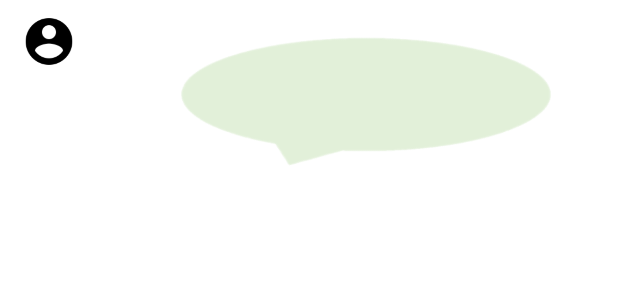
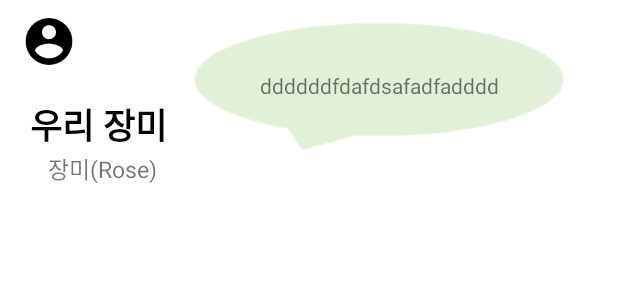
Before and after one commit to choi-jeongwon/ComPlant, an Android app: the layout fragment_main.xml on its own in the app's theme, with its tools: preview values and no code run, on a phone screen of 412 x 824 dp. Shown: the top 300 px of the screen. Run offline under Robolectric (Android 15) with nearby library versions, the phone set to English and light mode, and no system bars.

Commit message:
fragment_main.xml의 speech_box_text, plant_name, plant_type 추가

```diff
--- a/app/build.gradle
+++ b/app/build.gradle
@@ -40,5 +40,7 @@ dependencies {
     testImplementation 'junit:junit:4.12'
     androidTestImplementation 'androidx.test.ext:junit:1.1.2'
     androidTestImplementation 'androidx.test.espresso:espresso-core:3.3.0'
+    implementation fileTree(dir: 'libs', include: ['*.jar'])
+    implementation 'de.hdodenhof:circleimageview:3.1.0'
 
 }
--- a/app/src/main/res/layout/fragment_main.xml
+++ b/app/src/main/res/layout/fragment_main.xml
@@ -1,6 +1,7 @@
 <?xml version="1.0" encoding="utf-8"?>
 <RelativeLayout xmlns:android="http://schemas.android.com/apk/res/android"
     xmlns:app="http://schemas.android.com/apk/res-auto"
+    xmlns:tools="http://schemas.android.com/tools"
     android:layout_width="match_parent"
     android:layout_height="match_parent"
     android:background="@color/colorWhite">
@@ -16,15 +17,53 @@
         android:scaleType="fitCenter"
         android:src="@drawable/ic_account" />
 
+
     <ImageView
         android:id="@+id/speech_box"
         android:layout_width="256dp"
         android:layout_height="94dp"
         android:layout_alignParentRight="true"
-        android:layout_marginTop="20dp"
-        android:layout_marginRight="40dp"
+        android:layout_marginTop="10dp"
+        android:layout_marginRight="31dp"
         android:scaleType="fitXY"
-        app:srcCompat="@drawable/main_speech_box" />
+        android:src="@drawable/main_speech_box" />
+
+    <TextView
+        android:id="@+id/speech_box_text"
+        android:layout_width="wrap_content"
+        android:layout_height="wrap_content"
+        android:layout_alignLeft="@id/speech_box"
+        android:layout_alignTop="@id/speech_box"
+        android:layout_alignRight="@id/speech_box"
+        android:layout_alignBottom="@id/speech_box"
+        android:gravity="center"
+        android:text="ddddddfdafdsafadfadddd" />
+
+    <TextView
+        android:id="@+id/plant_name"
+        android:layout_width="wrap_content"
+        android:layout_height="wrap_content"
+        android:layout_below="@id/main_account_button"
+        android:layout_marginLeft="20dp"
+        android:layout_marginTop="10dp"
+        android:text="우리 장미"
+        android:textColor="@color/colorBlack"
+        android:textSize="23dp"
+        android:textStyle="bold" />
+
+    <TextView
+        android:id="@+id/plant_type"
+        android:layout_below="@id/plant_name"
+        android:layout_marginLeft="5dp"
+        android:textSize="15dp"
+        android:layout_width="wrap_content"
+        android:layout_height="wrap_content"
+        android:gravity="center"
+        android:layout_alignLeft="@id/plant_name"
+        android:layout_alignRight="@id/plant_name"
+        android:text="장미(Rose)"/>
+
+
 
 
 </RelativeLayout>
--- a/app/src/main/res/values/colors.xml
+++ b/app/src/main/res/values/colors.xml
@@ -17,4 +17,6 @@
     <color name="complantFirstColor">#36AC3B</color>
     <color name="complantSecondColor">#1DA322</color>
     <color name="complantThirdColor">#1F6822</color>
+
+    <color name="colorBlack">#000000</color>
 </resources>
```
